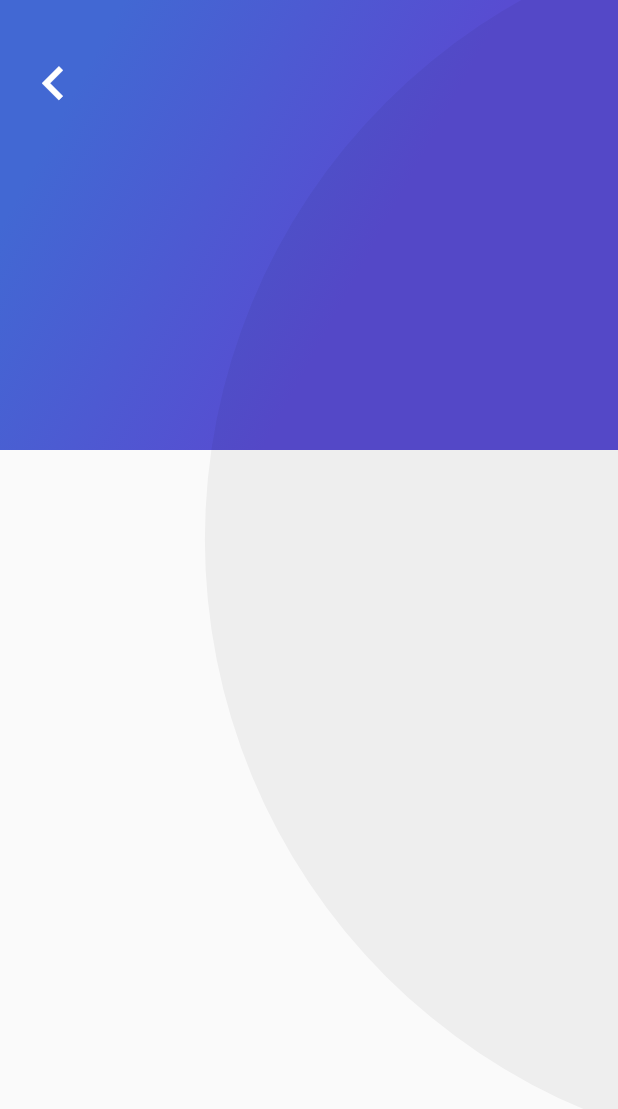
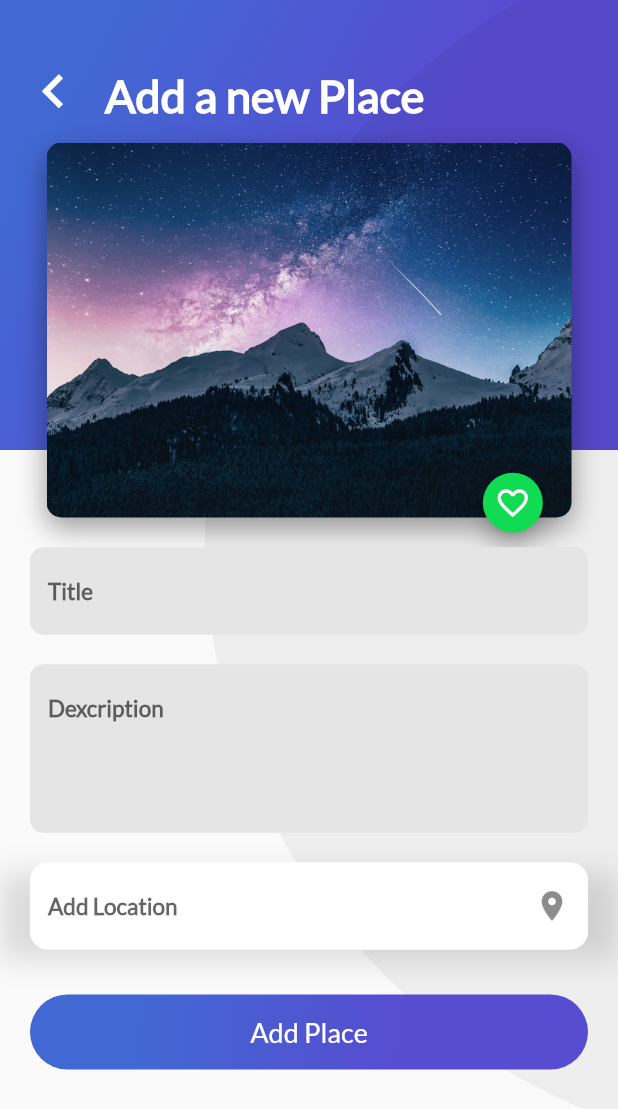
Before and after one commit to marcomiler/flutter_app_viajes, a Flutter app: the AddPlaceScreen screen opened directly, on a phone screen of 412 x 824 dp. Shown: the top 1109 px of the screen. Run offline on Flutter 3.47's test engine with Material 2 defaults, Android fonts, the phone set to English and light mode, and no system bars; our stand-ins replace cloud_firestore, firebase_auth, firebase_core, google_sign_in; missing offline and left inert: generic_bloc_provider; accounts and stored records are empty.

Commit message:
Pantalla add terminada

```diff
--- a/lib/Place/ui/screens/add_place_screen.dart
+++ b/lib/Place/ui/screens/add_place_screen.dart
@@ -1,6 +1,10 @@
 import 'dart:io';
-
+import 'package:app_viajes/Place/ui/widgets/card_image.dart';
+import 'package:app_viajes/Place/ui/widgets/title_input_location.dart';
+import 'package:app_viajes/widgets-g/button_purple.dart';
 import 'package:app_viajes/widgets-g/gradient_back.dart';
+import 'package:app_viajes/widgets-g/text_input.dart';
+import 'package:app_viajes/widgets-g/title_header.dart';
 import 'package:flutter/material.dart';
 
 class AddPlaceScreen extends StatefulWidget {
@@ -20,13 +24,16 @@ class _AddPlaceScreen extends State<AddPlaceScreen>{
   @override
   Widget build(BuildContext context) {
 
+    final _controllerTitlePlace = TextEditingController();
+    final _controllerDescriptionPlace = TextEditingController();
+
     return Scaffold(
       body: Stack(
         children: <Widget>[
           GradientBack(height: 300.0),
-          Row(
+          Row( //AppBar
             children: <Widget>[
-              Container(
+              Container(// boton back
                 padding: EdgeInsets.only(top: 25.0, left: 5.0),
                 child: SizedBox(
                   height: 45.0,
@@ -38,8 +45,66 @@ class _AddPlaceScreen extends State<AddPlaceScreen>{
                     },
                   ),
                 )
+              ),
+
+              Flexible(
+                child: Container(
+                 padding: EdgeInsets.only(top: 45.0, left: 20.0, right: 10.0),
+                 child: TitleHeader(title: "Add a new Place"),
+                )
               )
             ]
+          ),
+          Container(
+            margin: EdgeInsets.only(top: 15.0, bottom: 20.0),
+            child: ListView(
+              children: <Widget>[
+                Container(
+                  alignment: Alignment.center,
+                  child: CardImageWithFavIcon(
+                    pathImage: "assets/img/mountain_stars.jpeg",
+                    width: 350.0,
+                    height: 250.0,
+                    onPressedFavIcon: (){},
+                    iconData: Icons.camera_alt,
+                    left: 0.0,
+                  )
+                ),
+                Container(
+                  margin: EdgeInsets.only(top: 20.0, bottom: 20.0),
+                  child: TextInput(
+                    hintText: "Title",
+                    inputType: null,
+                    maxLines: 1,
+                    controller: _controllerTitlePlace,
+                  )
+                ),
+                TextInput(
+                  hintText: "Dexcription",
+                  inputType: TextInputType.multiline,
+                  maxLines: 4,
+                  controller: _controllerDescriptionPlace,
+                ),
+                Container(
+                  margin: EdgeInsets.only(top:20.0),
+                  child: TextInputLocation(
+                    hintText: "Add Location",
+                   iconData: Icons.location_on,
+                   )
+                ),
+                Container(
+                  width: 70.0,
+                  child: ButtonPurple(
+                    buttonText: "Add Place",
+                    onPressed: () {
+                      //Firebase Storage
+                      ////url
+                      ///Cloud Firestore
+                      ///Place - title, description, url, userOwner, likes
+                    })
+                )
+              ]
+            )
           )
         ]
       )
--- a/lib/Place/ui/widgets/card_image.dart
+++ b/lib/Place/ui/widgets/card_image.dart
@@ -1,22 +1,34 @@
 import 'package:flutter/material.dart';
 import 'package:app_viajes/widgets-g/floating_action_button_green.dart';
 
-class  CardImage extends StatelessWidget {
+class  CardImageWithFavIcon extends StatelessWidget {
 
-  String pathImage = "assets/img/beach.jpeg";
+  final String pathImage;
+  final double width;
+  final double height;
+  double left = 20.0;
+  final VoidCallback onPressedFavIcon;
+  final IconData iconData;
 
-  CardImage(this.pathImage);
+  CardImageWithFavIcon({
+    Key key,
+    @required this.pathImage,
+    @required this.width,
+    @required this.height,
+    @required this.onPressedFavIcon,
+    @required this.iconData,
+    this.left,
+  });
 
   @override
   Widget build(BuildContext context) {
-    // TODO: implement build
 
     final card = Container(
-      height: 350.0,
-      width: 250.0,
+      height: height,
+      width: width,
       margin: EdgeInsets.only(
         top: 80.0,
-        left: 20.0
+        left: left
 
       ),
 
@@ -42,7 +54,7 @@ class  CardImage extends StatelessWidget {
       alignment: Alignment(0.9,1.1),
       children: <Widget>[
         card,
-        FloatingActionButtonGreen()
+        FloatingActionButtonGreen(iconData: iconData, onPressed: onPressedFavIcon)
       ],
     );
   }
--- a/lib/Place/ui/widgets/card_image_list.dart
+++ b/lib/Place/ui/widgets/card_image_list.dart
@@ -5,18 +5,47 @@ class CardImageList extends StatelessWidget {
 
   @override
   Widget build(BuildContext context) {
-    // TODO: implement build
+
+    double width = 300.0;
+    double height = 350.0;
+    double left = 20.0;
+
     return Container(
       height: 350.0,
       child: ListView(
         padding: EdgeInsets.all(25.0),
         scrollDirection: Axis.horizontal,
         children: <Widget>[
-          CardImage("assets/img/beach_palm.jpeg"),
-          CardImage("assets/img/mountain.jpeg"),
-          CardImage("assets/img/mountain_stars.jpeg"),
-          CardImage("assets/img/river.jpeg"),
-          CardImage("assets/img/sunset.jpeg"),
+          CardImageWithFavIcon(
+           pathImage: "assets/img/beach_palm.jpeg",
+           iconData: Icons.favorite_border,
+           width: width,
+           height: height,
+           left: left),
+          CardImageWithFavIcon(
+           pathImage: "assets/img/mountain.jpeg",
+           iconData: Icons.favorite_border,
+           width: width,
+           height: height,
+           left: left),
+          CardImageWithFavIcon(
+            pathImage: "assets/img/mountain_stars.jpeg",
+            iconData: Icons.favorite_border,
+            width: width,
+            height: height,
+            left: left),
+          CardImageWithFavIcon(
+            pathImage: "assets/img/river.jpeg",
+            iconData: Icons.favorite_border,
+            width: width,
+            height: height,
+            left: left),
+          CardImageWithFavIcon(
+            pathImage: "assets/img/sunset.jpeg",
+            iconData: Icons.favorite_border,
+            width: width,
+            height: height,
+            left: left),
         ],
       ),
     );
--- a/lib/Place/ui/widgets/description_place.dart
+++ b/lib/Place/ui/widgets/description_place.dart
@@ -110,7 +110,7 @@ class DescriptionPlace extends StatelessWidget {
       children: <Widget>[
         title_stars,
         description,
-        ButtonPurple("Navigate")
+        ButtonPurple(buttonText: "Navigate", onPressed: (){},)
       ],
     );
 
--- /dev/null
+++ b/lib/Place/ui/widgets/title_input_location.dart
@@ -0,0 +1,59 @@
+import 'package:flutter/material.dart';
+
+class TextInputLocation extends StatelessWidget {
+
+  final String hintText;
+  final TextEditingController controller;
+  final IconData iconData;
+
+  TextInputLocation({
+    Key key,
+    @required this.hintText,
+    @required this.iconData,
+    @required this.controller
+  });
+
+  @override
+  Widget build(BuildContext context) {
+    return Container(
+      padding: EdgeInsets.only(right: 20.0, left: 20.0),
+      child: TextField(
+        controller: controller,
+        style: TextStyle(
+          fontSize: 15.0,
+          fontFamily: "Lato",
+          color: Colors.blueGrey,
+          fontWeight: FontWeight.bold
+        ),
+
+        decoration: InputDecoration(
+          hintText: hintText,
+          suffixIcon: Icon(iconData), //nos colocara el icono en la posicion final lateral
+          fillColor: Color(0xFFFFFFFF),
+          filled: true,
+          border: InputBorder.none,
+          enabledBorder: OutlineInputBorder(
+            borderSide: BorderSide(color: Color(0xFFFFFFFF)),
+            borderRadius: BorderRadius.all(Radius.circular(12.0))
+          ),
+          focusedBorder: OutlineInputBorder(
+            borderSide: BorderSide(color: Color(0xFFFFFFFF)),
+            borderRadius: BorderRadius.all(Radius.circular(12.0))
+          )
+        ),
+      ),
+
+      decoration: BoxDecoration(
+        boxShadow: <BoxShadow>[
+          BoxShadow(
+            color: Colors.black12,
+            blurRadius: 15.0, //expansion de la sombra
+            offset: Offset(0.0, 7.0)
+          )
+        ]
+      ),
+    );
+
+  }
+
+}
--- a/lib/widgets-g/button_purple.dart
+++ b/lib/widgets-g/button_purple.dart
@@ -3,20 +3,21 @@ import 'package:flutter/material.dart';
 
 class ButtonPurple extends StatelessWidget {
 
-  String buttonText = "Navigate";
+  final String buttonText;
+  final VoidCallback onPressed;
 
-  ButtonPurple(this.buttonText);
+  ButtonPurple({
+    Key key,
+    @required this.buttonText,
+    @required this.onPressed
+  });
 
   @override
   Widget build(BuildContext context) {
     // TODO: implement build
     return InkWell(
       onTap: () {
-        Scaffold.of(context).showSnackBar(
-            SnackBar(
-              content: Text("Navegando"),
-            )
-        );
+        onPressed;
       },
       child: Container(
         margin: EdgeInsets.only(
--- a/lib/widgets-g/floating_action_button_green.dart
+++ b/lib/widgets-g/floating_action_button_green.dart
@@ -1,34 +1,40 @@
 import 'package:flutter/material.dart';
 
 class FloatingActionButtonGreen extends StatefulWidget {
+
+final IconData iconData;
+final VoidCallback onPressed;
+
+FloatingActionButtonGreen({
+  Key key,
+  @required this.iconData,
+  @required this.onPressed
+  });
+
   @override
   State<StatefulWidget> createState() {
-    // TODO: implement createState
     return _FloatingActionButtonGreen();
   }
-
 }
-
 
 class _FloatingActionButtonGreen extends State<FloatingActionButtonGreen> {
 
-  void onPressedFav(){
-    Scaffold.of(context).showSnackBar(
-        SnackBar(
-          content: Text("Agregaste a tus Favoritos"),
-        )
-    );
+  // void onPressedFav(){
+  //   Scaffold.of(context).showSnackBar(
+  //       SnackBar(
+  //         content: Text("Agregaste a tus Favoritos"),
+  //       )
+  //   );
 
-  }
+  // }
 
   @override
   Widget build(BuildContext context) {
-    // TODO: implement build
     return FloatingActionButton(
       backgroundColor: Color(0xFF11DA53),
       mini: true,
       tooltip: "Fav",
-      onPressed: onPressedFav,
+      onPressed: widget.onPressed,
       child: Icon(
         Icons.favorite_border
       ),
--- /dev/null
+++ b/lib/widgets-g/text_input.dart
@@ -0,0 +1,50 @@
+import 'package:flutter/material.dart';
+
+class TextInput extends StatelessWidget {
+
+  final String hintText;
+  final TextInputType inputType;
+  final TextEditingController controller;
+  int maxLines = 1;
+
+  TextInput({
+    Key key,
+    @required this.hintText,
+    @required this.inputType,
+    @required this.controller,
+    this.maxLines
+  });
+
+  @override
+  Widget build(BuildContext context) {
+    return Container(
+      padding: EdgeInsets.only(right: 20.0, left: 20.0),
+      child:  TextField(
+        controller: controller,
+        keyboardType: inputType,
+        maxLines: maxLines,
+        style: TextStyle(
+          fontSize: 15.0,
+          fontFamily: "Lato",
+          color: Colors.blueGrey,
+          fontWeight: FontWeight.bold
+        ),
+        decoration: InputDecoration(
+          filled: true,
+          fillColor: Color(0xFFe5e5e5),
+          border: InputBorder.none,
+          hintText: hintText,
+          enabledBorder: OutlineInputBorder(
+            borderSide: BorderSide(color: Color(0xFFe5e5e5)),
+            borderRadius: BorderRadius.all(Radius.circular( 9.0 ))
+          ),
+          focusedBorder: OutlineInputBorder(
+            borderSide: BorderSide(color: Color(0xFFe5e5e5)),
+            borderRadius: BorderRadius.all(Radius.circular(9.0))
+          )
+        ),
+      ),
+    );
+  }
+
+}
--- /dev/null
+++ b/lib/widgets-g/title_header.dart
@@ -0,0 +1,25 @@
+import 'package:flutter/material.dart';
+
+class TitleHeader extends StatelessWidget {
+
+  final String title;
+
+  TitleHeader({Key key, @required this.title});
+
+  @override
+  Widget build(BuildContext context) {
+
+    double screenWidth = MediaQuery.of(context).size.width;// obtetiendo el ancho de la pantalla
+    return  Text(
+          title,
+          style: TextStyle(
+            color: Colors.white,
+            fontSize: 30.0,
+            fontFamily: "Lato",
+            fontWeight: FontWeight.bold
+          ),
+    );
+
+  }
+
+}
```
